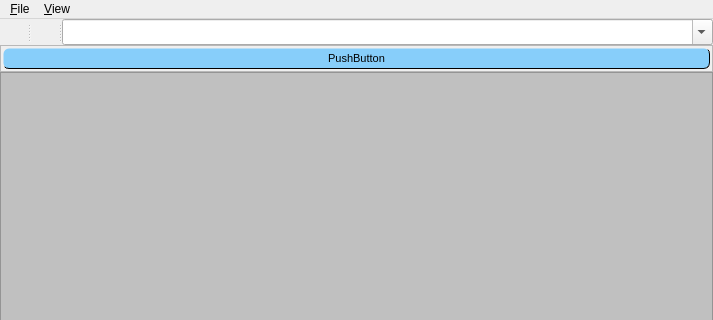
First picture: the form in apps/quickviewer/src/catalog/catalogwindow.ui, repository nai62/quickviewer, before the edit; both pictures show x 0 to 713 and y 0 to 320 of the 713 by 683 pixel window.
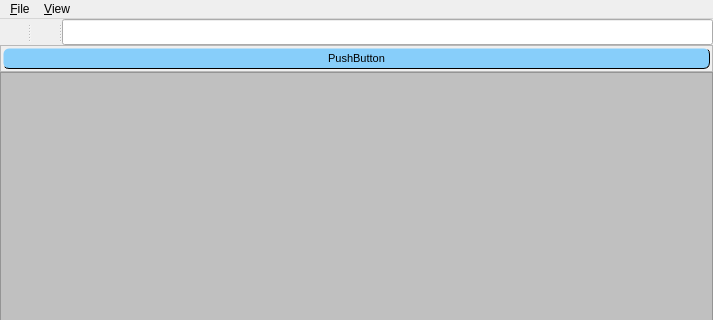
Second picture: the form after the edit. Icons and pictures are not drawn. Custom widgets are drawn as their Qt base class.

Commit message: fix: put the catalog search field's clear button at its edge

The edit to the form file:
```diff
--- a/apps/quickviewer/src/catalog/catalogwindow.ui
+++ b/apps/quickviewer/src/catalog/catalogwindow.ui
@@ -140,16 +140,13 @@
        </size>
       </property>
      </widget>
-     <widget class="QComboBox" name="searchCombo">
+     <widget class="QLineEdit" name="searchEdit">
       <property name="sizePolicy">
        <sizepolicy hsizetype="Expanding" vsizetype="Fixed">
         <horstretch>0</horstretch>
         <verstretch>0</verstretch>
        </sizepolicy>
       </property>
-      <property name="editable">
-       <bool>true</bool>
-      </property>
      </widget>
     </widget>
    </item>
```
Left out of the diff: 8 changed lines with no effect on the pictures. The commit also changes 4 other files.
